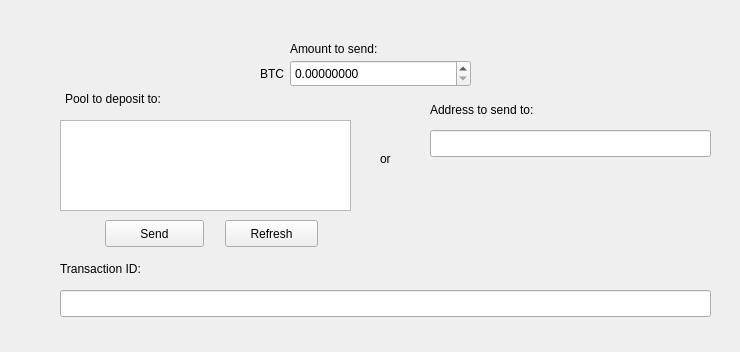
This is src/gui/widgets/btcsenddlg.ui in Open-Transactions/Moneychanger as Qt 5 draws it before an edit. The edited form follows.
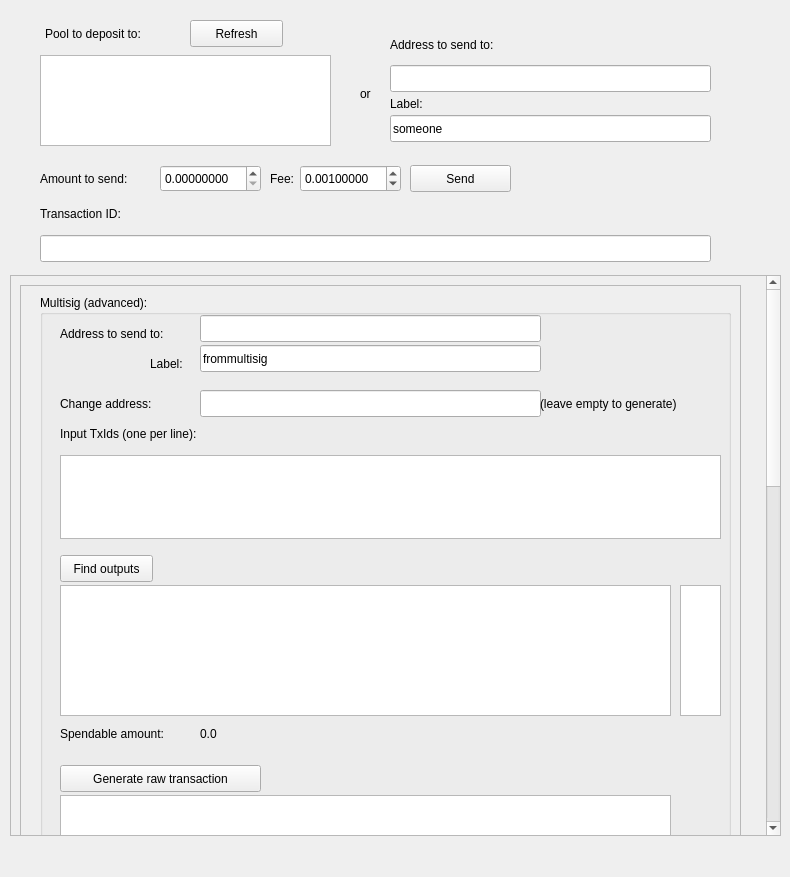
This is the edited form.

Commit message: added advanced send menu for raw/multisig transactions to bitcoin send dialog

Diff of the .ui file:
```diff
--- a/src/gui/widgets/btcsenddlg.ui
+++ b/src/gui/widgets/btcsenddlg.ui
@@ -6,8 +6,8 @@
    <rect>
     <x>0</x>
     <y>0</y>
-    <width>740</width>
-    <height>352</height>
+    <width>790</width>
+    <height>877</height>
    </rect>
   </property>
   <property name="windowTitle">
@@ -16,9 +16,9 @@
   <widget class="QDoubleSpinBox" name="amountSpinBox">
    <property name="geometry">
     <rect>
-     <x>290</x>
-     <y>60</y>
-     <width>181</width>
+     <x>160</x>
+     <y>165</y>
+     <width>101</width>
      <height>27</height>
     </rect>
    </property>
@@ -35,9 +35,9 @@
   <widget class="QLabel" name="label">
    <property name="geometry">
     <rect>
-     <x>290</x>
-     <y>40</y>
-     <width>141</width>
+     <x>40</x>
+     <y>170</y>
+     <width>111</width>
      <height>17</height>
     </rect>
    </property>
@@ -48,8 +48,8 @@
   <widget class="QLabel" name="label_2">
    <property name="geometry">
     <rect>
-     <x>65</x>
-     <y>90</y>
+     <x>45</x>
+     <y>25</y>
      <width>141</width>
      <height>17</height>
     </rect>
@@ -61,9 +61,9 @@
   <widget class="QPushButton" name="sendButton">
    <property name="geometry">
     <rect>
-     <x>105</x>
-     <y>220</y>
-     <width>99</width>
+     <x>410</x>
+     <y>165</y>
+     <width>101</width>
      <height>27</height>
     </rect>
    </property>
@@ -74,9 +74,9 @@
   <widget class="QLineEdit" name="editTxid">
    <property name="geometry">
     <rect>
-     <x>60</x>
-     <y>290</y>
-     <width>651</width>
+     <x>40</x>
+     <y>235</y>
+     <width>671</width>
      <height>27</height>
     </rect>
    </property>
@@ -84,8 +84,8 @@
   <widget class="QLabel" name="label_3">
    <property name="geometry">
     <rect>
-     <x>60</x>
-     <y>260</y>
+     <x>40</x>
+     <y>205</y>
      <width>111</width>
      <height>17</height>
     </rect>
@@ -97,8 +97,8 @@
   <widget class="QPushButton" name="buttonRefresh">
    <property name="geometry">
     <rect>
-     <x>225</x>
-     <y>220</y>
+     <x>190</x>
+     <y>20</y>
      <width>93</width>
      <height>27</height>
     </rect>
@@ -110,8 +110,8 @@
   <widget class="QListWidget" name="listPools">
    <property name="geometry">
     <rect>
-     <x>60</x>
-     <y>120</y>
+     <x>40</x>
+     <y>55</y>
      <width>291</width>
      <height>91</height>
     </rect>
@@ -120,18 +120,21 @@
   <widget class="QLineEdit" name="editAddress">
    <property name="geometry">
     <rect>
-     <x>430</x>
-     <y>130</y>
-     <width>281</width>
+     <x>390</x>
+     <y>65</y>
+     <width>321</width>
      <height>27</height>
     </rect>
    </property>
+   <property name="text">
+    <string/>
+   </property>
   </widget>
   <widget class="QLabel" name="label_4">
    <property name="geometry">
     <rect>
-     <x>380</x>
-     <y>150</y>
+     <x>360</x>
+     <y>85</y>
      <width>21</width>
      <height>17</height>
     </rect>
@@ -143,8 +146,8 @@
   <widget class="QLabel" name="label_5">
    <property name="geometry">
     <rect>
-     <x>430</x>
-     <y>100</y>
+     <x>390</x>
+     <y>35</y>
      <width>161</width>
      <height>20</height>
     </rect>
@@ -153,17 +156,429 @@
     <string>Address to send to:</string>
    </property>
   </widget>
-  <widget class="QLabel" name="label_6">
+  <widget class="QScrollArea" name="scrollArea">
    <property name="geometry">
     <rect>
-     <x>260</x>
-     <y>65</y>
+     <x>10</x>
+     <y>275</y>
+     <width>771</width>
+     <height>561</height>
+    </rect>
+   </property>
+   <property name="verticalScrollBarPolicy">
+    <enum>Qt::ScrollBarAsNeeded</enum>
+   </property>
+   <property name="widgetResizable">
+    <bool>true</bool>
+   </property>
+   <widget class="QWidget" name="scrollAreaWidgetContents">
+    <property name="geometry">
+     <rect>
+      <x>0</x>
+      <y>-96</y>
+      <width>751</width>
+      <height>1509</height>
+     </rect>
+    </property>
+    <layout class="QFormLayout" name="formLayout">
+     <item row="0" column="0">
+      <widget class="QFrame" name="frameMultiSig">
+       <property name="sizePolicy">
+        <sizepolicy hsizetype="Maximum" vsizetype="Maximum">
+         <horstretch>0</horstretch>
+         <verstretch>0</verstretch>
+        </sizepolicy>
+       </property>
+       <property name="minimumSize">
+        <size>
+         <width>721</width>
+         <height>1491</height>
+        </size>
+       </property>
+       <property name="frameShape">
+        <enum>QFrame::StyledPanel</enum>
+       </property>
+       <property name="frameShadow">
+        <enum>QFrame::Raised</enum>
+       </property>
+       <widget class="QGroupBox" name="groupBox">
+        <property name="geometry">
+         <rect>
+          <x>20</x>
+          <y>10</y>
+          <width>691</width>
+          <height>1431</height>
+         </rect>
+        </property>
+        <property name="title">
+         <string>Multisig (advanced):</string>
+        </property>
+        <widget class="QPlainTextEdit" name="textMultisigTxids">
+         <property name="geometry">
+          <rect>
+           <x>20</x>
+           <y>160</y>
+           <width>661</width>
+           <height>84</height>
+          </rect>
+         </property>
+        </widget>
+        <widget class="QLabel" name="label_7">
+         <property name="geometry">
+          <rect>
+           <x>20</x>
+           <y>130</y>
+           <width>171</width>
+           <height>17</height>
+          </rect>
+         </property>
+         <property name="text">
+          <string>Input TxIds (one per line):</string>
+         </property>
+        </widget>
+        <widget class="QLabel" name="label_8">
+         <property name="geometry">
+          <rect>
+           <x>20</x>
+           <y>30</y>
+           <width>131</width>
+           <height>17</height>
+          </rect>
+         </property>
+         <property name="text">
+          <string>Address to send to:</string>
+         </property>
+        </widget>
+        <widget class="QLabel" name="label_9">
+         <property name="geometry">
+          <rect>
+           <x>20</x>
+           <y>100</y>
+           <width>111</width>
+           <height>17</height>
+          </rect>
+         </property>
+         <property name="text">
+          <string>Change address:</string>
+         </property>
+        </widget>
+        <widget class="QLineEdit" name="editAddressMultisig">
+         <property name="geometry">
+          <rect>
+           <x>160</x>
+           <y>20</y>
+           <width>341</width>
+           <height>27</height>
+          </rect>
+         </property>
+        </widget>
+        <widget class="QLineEdit" name="editChangeMultisig">
+         <property name="geometry">
+          <rect>
+           <x>160</x>
+           <y>95</y>
+           <width>341</width>
+           <height>27</height>
+          </rect>
+         </property>
+        </widget>
+        <widget class="QPushButton" name="buttonFindOutputs">
+         <property name="geometry">
+          <rect>
+           <x>20</x>
+           <y>260</y>
+           <width>93</width>
+           <height>27</height>
+          </rect>
+         </property>
+         <property name="text">
+          <string>Find outputs</string>
+         </property>
+        </widget>
+        <widget class="QPlainTextEdit" name="textOutputs">
+         <property name="geometry">
+          <rect>
+           <x>20</x>
+           <y>290</y>
+           <width>611</width>
+           <height>131</height>
+          </rect>
+         </property>
+        </widget>
+        <widget class="QPlainTextEdit" name="textVout">
+         <property name="geometry">
+          <rect>
+           <x>640</x>
+           <y>290</y>
+           <width>41</width>
+           <height>131</height>
+          </rect>
+         </property>
+         <property name="plainText">
+          <string/>
+         </property>
+        </widget>
+        <widget class="QLabel" name="label_12">
+         <property name="geometry">
+          <rect>
+           <x>110</x>
+           <y>60</y>
+           <width>41</width>
+           <height>17</height>
+          </rect>
+         </property>
+         <property name="text">
+          <string>Label:</string>
+         </property>
+        </widget>
+        <widget class="QLineEdit" name="editAddressMultisigLabel">
+         <property name="geometry">
+          <rect>
+           <x>160</x>
+           <y>50</y>
+           <width>341</width>
+           <height>27</height>
+          </rect>
+         </property>
+         <property name="text">
+          <string>frommultisig</string>
+         </property>
+        </widget>
+        <widget class="QPushButton" name="buttonCreateRawTx">
+         <property name="geometry">
+          <rect>
+           <x>20</x>
+           <y>470</y>
+           <width>201</width>
+           <height>27</height>
+          </rect>
+         </property>
+         <property name="text">
+          <string>Generate raw transaction</string>
+         </property>
+        </widget>
+        <widget class="QPlainTextEdit" name="textRawTx">
+         <property name="geometry">
+          <rect>
+           <x>20</x>
+           <y>500</y>
+           <width>611</width>
+           <height>191</height>
+          </rect>
+         </property>
+        </widget>
+        <widget class="QPushButton" name="buttonSignRawTx">
+         <property name="geometry">
+          <rect>
+           <x>20</x>
+           <y>990</y>
+           <width>161</width>
+           <height>27</height>
+          </rect>
+         </property>
+         <property name="text">
+          <string>Sign raw transaction</string>
+         </property>
+        </widget>
+        <widget class="QLabel" name="label_10">
+         <property name="geometry">
+          <rect>
+           <x>20</x>
+           <y>710</y>
+           <width>101</width>
+           <height>17</height>
+          </rect>
+         </property>
+         <property name="text">
+          <string>scriptPubKeys:</string>
+         </property>
+        </widget>
+        <widget class="QPlainTextEdit" name="textScriptPubKeys">
+         <property name="geometry">
+          <rect>
+           <x>20</x>
+           <y>730</y>
+           <width>611</width>
+           <height>101</height>
+          </rect>
+         </property>
+        </widget>
+        <widget class="QLabel" name="label_11">
+         <property name="geometry">
+          <rect>
+           <x>20</x>
+           <y>840</y>
+           <width>101</width>
+           <height>17</height>
+          </rect>
+         </property>
+         <property name="text">
+          <string>redeemScripts:</string>
+         </property>
+        </widget>
+        <widget class="QPlainTextEdit" name="textRedeemScripts">
+         <property name="geometry">
+          <rect>
+           <x>20</x>
+           <y>860</y>
+           <width>611</width>
+           <height>111</height>
+          </rect>
+         </property>
+        </widget>
+        <widget class="QLabel" name="label_13">
+         <property name="geometry">
+          <rect>
+           <x>30</x>
+           <y>1030</y>
+           <width>51</width>
+           <height>17</height>
+          </rect>
+         </property>
+         <property name="text">
+          <string>Status:</string>
+         </property>
+        </widget>
+        <widget class="QLabel" name="labelSigned">
+         <property name="geometry">
+          <rect>
+           <x>90</x>
+           <y>1030</y>
+           <width>81</width>
+           <height>17</height>
+          </rect>
+         </property>
+         <property name="text">
+          <string>Not signed</string>
+         </property>
+        </widget>
+        <widget class="QPlainTextEdit" name="textRawTxSigned">
+         <property name="geometry">
+          <rect>
+           <x>30</x>
+           <y>1050</y>
+           <width>611</width>
+           <height>311</height>
+          </rect>
+         </property>
+        </widget>
+        <widget class="QLabel" name="label_15">
+         <property name="geometry">
+          <rect>
+           <x>500</x>
+           <y>100</y>
+           <width>171</width>
+           <height>17</height>
+          </rect>
+         </property>
+         <property name="text">
+          <string>(leave empty to generate)</string>
+         </property>
+        </widget>
+        <widget class="QPushButton" name="buttonSendRawTx">
+         <property name="enabled">
+          <bool>false</bool>
+         </property>
+         <property name="geometry">
+          <rect>
+           <x>30</x>
+           <y>1370</y>
+           <width>141</width>
+           <height>27</height>
+          </rect>
+         </property>
+         <property name="text">
+          <string>Send transaction</string>
+         </property>
+        </widget>
+        <widget class="QLabel" name="label_6">
+         <property name="geometry">
+          <rect>
+           <x>20</x>
+           <y>430</y>
+           <width>131</width>
+           <height>17</height>
+          </rect>
+         </property>
+         <property name="text">
+          <string>Spendable amount:</string>
+         </property>
+        </widget>
+        <widget class="QLabel" name="labelMultisigSpendable">
+         <property name="geometry">
+          <rect>
+           <x>160</x>
+           <y>430</y>
+           <width>171</width>
+           <height>17</height>
+          </rect>
+         </property>
+         <property name="text">
+          <string>0.0</string>
+         </property>
+        </widget>
+       </widget>
+      </widget>
+     </item>
+    </layout>
+   </widget>
+  </widget>
+  <widget class="QLineEdit" name="lineEdit">
+   <property name="geometry">
+    <rect>
+     <x>390</x>
+     <y>115</y>
+     <width>321</width>
+     <height>27</height>
+    </rect>
+   </property>
+   <property name="text">
+    <string>someone</string>
+   </property>
+  </widget>
+  <widget class="QLabel" name="label_14">
+   <property name="geometry">
+    <rect>
+     <x>390</x>
+     <y>95</y>
+     <width>62</width>
+     <height>17</height>
+    </rect>
+   </property>
+   <property name="text">
+    <string>Label:</string>
+   </property>
+  </widget>
+  <widget class="QDoubleSpinBox" name="spinBoxFee">
+   <property name="geometry">
+    <rect>
+     <x>300</x>
+     <y>165</y>
+     <width>101</width>
+     <height>27</height>
+    </rect>
+   </property>
+   <property name="toolTip">
+    <string>Fee in Bitcoin</string>
+   </property>
+   <property name="decimals">
+    <number>8</number>
+   </property>
+   <property name="value">
+    <double>0.001000000000000</double>
+   </property>
+  </widget>
+  <widget class="QLabel" name="label_16">
+   <property name="geometry">
+    <rect>
+     <x>270</x>
+     <y>170</y>
      <width>31</width>
      <height>17</height>
     </rect>
    </property>
    <property name="text">
-    <string>BTC</string>
+    <string>Fee:</string>
    </property>
   </widget>
  </widget>
```
Left out of the diff: 23 changed lines with no effect on the pictures. The commit also changes 3 other files.
